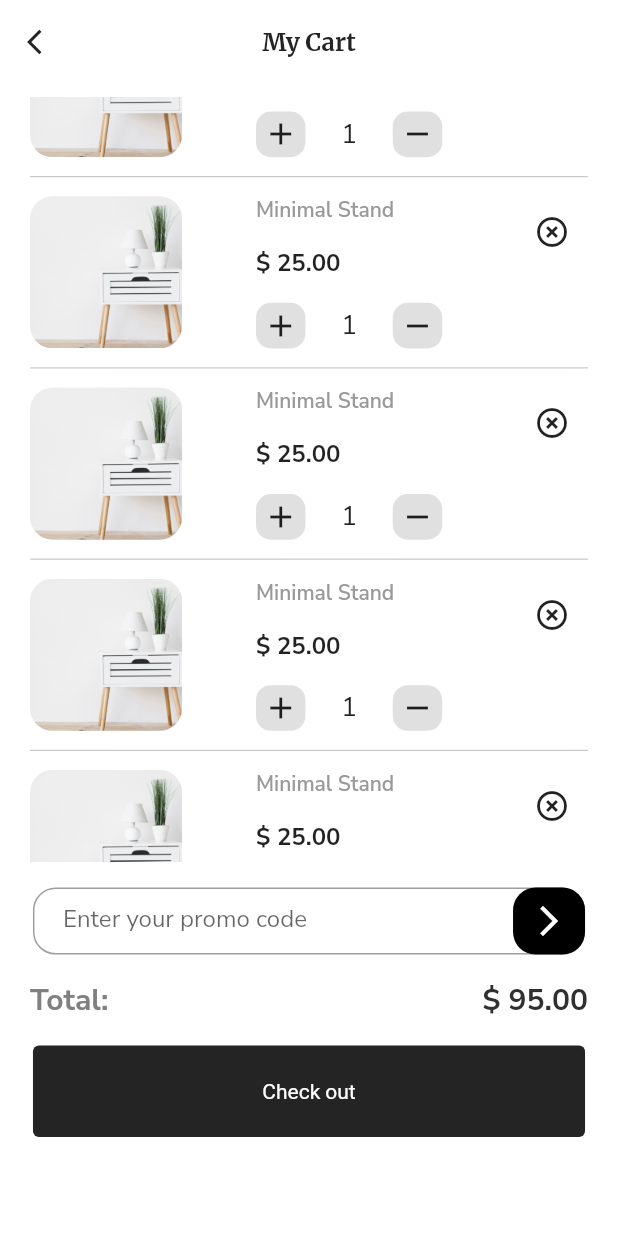
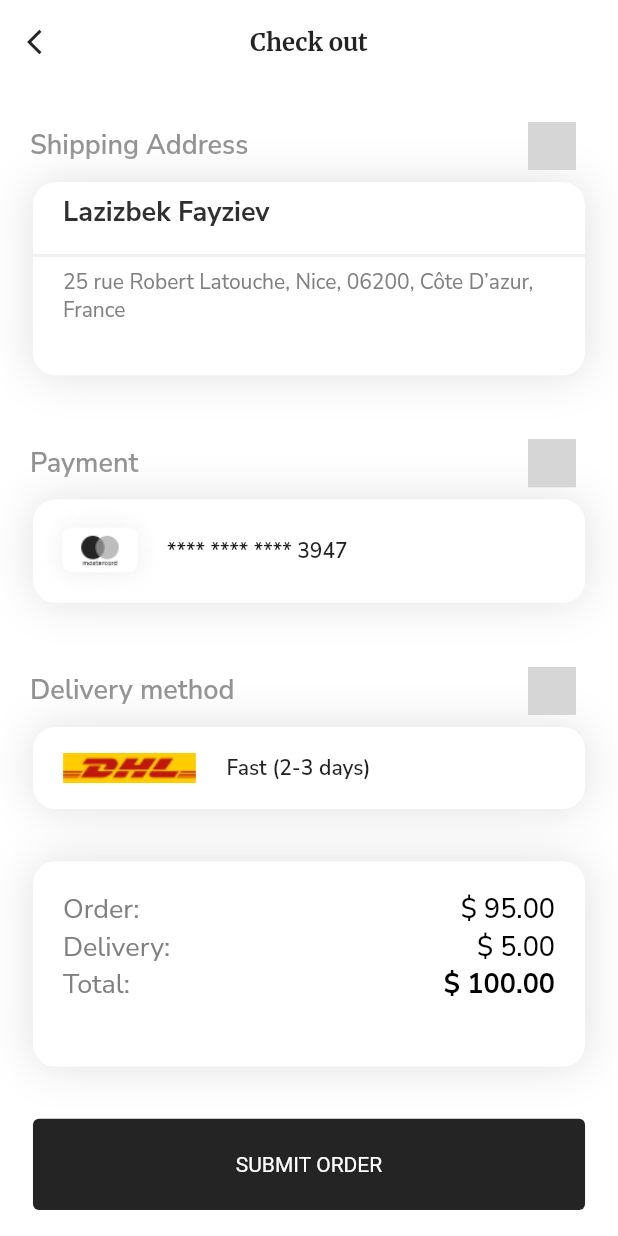
Before and after one commit to Lazizbek97/Furniture_App, a Flutter app: the CartPage screen opened by its route, scrolled down 576 dp, after a tap on "Check out", on a phone screen of 412 x 824 dp. Run offline on Flutter 3.47's test engine with Material 2 defaults, Android fonts, the phone set to English and light mode, and no system bars; our stand-ins replace flutter_svg, google_fonts; project files that could hold a hidden picture were left out; grey boxes are pictures that could not be loaded.

Commit message:
checkout, payment comleted and ratings&treviews pages added

```diff
--- a/lib/core/utils/router.dart
+++ b/lib/core/utils/router.dart
@@ -2,7 +2,10 @@ import 'package:flutter/material.dart';
 import 'package:furniture_app/screens/presentations/about_page.dart/about_page.dart';
 import 'package:furniture_app/screens/presentations/borading/boarding.dart';
 import 'package:furniture_app/screens/presentations/cart_page/cart_page.dart';
+import 'package:furniture_app/screens/presentations/checkout_page/checkout_page.dart';
+import 'package:furniture_app/screens/presentations/completed_payment/payment_completed.dart';
 import 'package:furniture_app/screens/presentations/home_page/home_page.dart';
+import 'package:furniture_app/screens/presentations/rating_reviews/rating_reviews.dart';
 
 import '../../screens/presentations/sign_in_page/sign_in_page.dart';
 import '../../screens/presentations/sign_up_page/sing_up_page.dart';
@@ -23,6 +26,12 @@ class RouteGenerator {
         return MaterialPageRoute(builder: (_) => const AboutPage());
       case '/cart_page':
         return MaterialPageRoute(builder: (_) => const CartPage());
+      case '/checkout_page':
+        return MaterialPageRoute(builder: (_) => const CheckOutPage());
+      case '/payment_completed':
+        return MaterialPageRoute(builder: (_) => const PaymentCompleted());
+      case '/review_ratings':
+        return MaterialPageRoute(builder: (_) => const RatingReviews());
     }
     return null;
   }
--- a/lib/screens/presentations/cart_page/cart_page.dart
+++ b/lib/screens/presentations/cart_page/cart_page.dart
@@ -3,7 +3,8 @@ import 'package:furniture_app/core/utils/constants.dart';
 import 'package:furniture_app/core/utils/size_config.dart';
 import 'package:google_fonts/google_fonts.dart';
 
-import '../../../core/utils/a_cart.dart';
+import 'components/a_cart.dart';
+import 'components/promocode.dart';
 
 class CartPage extends StatelessWidget {
   const CartPage({Key? key}) : super(key: key);
@@ -13,7 +14,7 @@ class CartPage extends StatelessWidget {
     return Scaffold(
       appBar: AppBar(
         leading: IconButton(
-          onPressed: () =>Navigator.pop(context),
+          onPressed: () => Navigator.pop(context),
           icon: const Icon(
             Icons.arrow_back_ios,
             size: 20,
@@ -30,7 +31,7 @@ class CartPage extends StatelessWidget {
       ),
       body: SingleChildScrollView(
         child: Container(
-          height:  getHeight(700),
+          height: getHeight(700),
           padding: const EdgeInsets.symmetric(horizontal: 20),
           child: Column(
             mainAxisAlignment: MainAxisAlignment.spaceAround,
@@ -73,7 +74,9 @@ class CartPage extends StatelessWidget {
                 height: getHeight(60),
                 width: getWidth(335),
                 child: ElevatedButton(
-                    onPressed: () {}, child: const Text("Check out")),
+                    onPressed: () =>
+                        Navigator.pushNamed(context, '/checkout_page'),
+                    child: const Text("Check out")),
               )
             ],
           ),
@@ -82,43 +85,3 @@ class CartPage extends StatelessWidget {
     );
   }
 }
-
-class PromoCodeEntry extends StatelessWidget {
-  const PromoCodeEntry({
-    Key? key,
-  }) : super(key: key);
-
-  @override
-  Widget build(BuildContext context) {
-    return SizedBox(
-      height: getHeight(44),
-      width: getWidth(335),
-      child: TextFormField(
-        decoration: InputDecoration(
-          labelText: "Enter your promo code",
-          contentPadding: const EdgeInsets.fromLTRB(20, 0, 0, 0),
-          border: OutlineInputBorder(
-            borderRadius: BorderRadius.circular(15),
-          ),
-          suffixIcon: InkWell(
-            onTap: () {
-
-            },
-            child: Container(
-              height: getHeight(44),
-              width: getHeight(44),
-              decoration: BoxDecoration(
-                color: Colors.black,
-                borderRadius: BorderRadius.circular(15),
-              ),
-              child: const Icon(
-                Icons.arrow_forward_ios_sharp,
-                color: Colors.white,
-              ),
-            ),
-          ),
-        ),
-      ),
-    );
-  }
-}
--- a/lib/core/utils/a_cart.dart
+++ b/lib/screens/presentations/cart_page/components/a_cart.dart
@@ -1,8 +1,8 @@
 import 'package:flutter/material.dart';
 import 'package:furniture_app/core/utils/size_config.dart';
 
-import '../../screens/presentations/about_page.dart/components/plus_minus_item.dart';
-import 'constants.dart';
+import '../../about_page.dart/components/plus_minus_item.dart';
+import '../../../../core/utils/constants.dart';
 
 class A_Cart extends StatelessWidget {
   const A_Cart({
@@ -78,5 +78,6 @@ class A_Cart extends StatelessWidget {
         ],
       ),
     );
+
   }
 }
--- /dev/null
+++ b/lib/screens/presentations/cart_page/components/promocode.dart
@@ -0,0 +1,41 @@
+import 'package:flutter/material.dart';
+
+import '../../../../core/utils/size_config.dart';
+
+class PromoCodeEntry extends StatelessWidget {
+  const PromoCodeEntry({
+    Key? key,
+  }) : super(key: key);
+
+  @override
+  Widget build(BuildContext context) {
+    return SizedBox(
+      height: getHeight(44),
+      width: getWidth(335),
+      child: TextFormField(
+        decoration: InputDecoration(
+          labelText: "Enter your promo code",
+          contentPadding: const EdgeInsets.fromLTRB(20, 0, 0, 0),
+          border: OutlineInputBorder(
+            borderRadius: BorderRadius.circular(15),
+          ),
+          suffixIcon: InkWell(
+            onTap: () {},
+            child: Container(
+              height: getHeight(44),
+              width: getHeight(44),
+              decoration: BoxDecoration(
+                color: Colors.black,
+                borderRadius: BorderRadius.circular(15),
+              ),
+              child: const Icon(
+                Icons.arrow_forward_ios_sharp,
+                color: Colors.white,
+              ),
+            ),
+          ),
+        ),
+      ),
+    );
+  }
+}
--- /dev/null
+++ b/lib/screens/presentations/checkout_page/checkout_page.dart
@@ -0,0 +1,211 @@
+import 'package:flutter/material.dart';
+import 'package:furniture_app/core/utils/size_config.dart';
+import 'package:google_fonts/google_fonts.dart';
+
+import '../../../core/utils/constants.dart';
+import 'components/checkout_container.dart';
+import 'components/checkout_title.dart';
+
+class CheckOutPage extends StatelessWidget {
+  const CheckOutPage({Key? key}) : super(key: key);
+
+  @override
+  Widget build(BuildContext context) {
+    return Scaffold(
+      appBar: AppBar(
+        leading: IconButton(
+          onPressed: () => Navigator.pop(context),
+          icon: const Icon(
+            Icons.arrow_back_ios,
+            size: 20,
+          ),
+        ),
+        centerTitle: true,
+        title: Text(
+          "Check out",
+          style: GoogleFonts.merriweather(
+            fontWeight: Constants.bold,
+            fontSize: 16,
+          ),
+        ),
+      ),
+      body: Container(
+        padding: const EdgeInsets.symmetric(horizontal: 20),
+        child: Column(
+          mainAxisAlignment: MainAxisAlignment.spaceAround,
+          children: [
+            Column(
+              children: [
+                CheckoutTitle(
+                  title: "Shipping Address",
+                  editFunc: () {},
+                ),
+                CheckOutContainer(
+                  height: getHeight(127),
+                  width: getWidth(335),
+                  child: Column(
+                    crossAxisAlignment: CrossAxisAlignment.start,
+                    children: [
+                      Padding(
+                        padding: const EdgeInsets.symmetric(
+                            horizontal: 20, vertical: 8.0),
+                        child: Text(
+                          "Lazizbek Fayziev",
+                          style: TextStyle(
+                            fontSize: 18,
+                            color: Constants.color30,
+                            fontWeight: Constants.bold,
+                          ),
+                        ),
+                      ),
+                      const Divider(
+                        color: Color(0xffF0F0F0),
+                        thickness: 2,
+                      ),
+                      Padding(
+                        padding: const EdgeInsets.symmetric(horizontal: 20),
+                        child: Text(
+                          "25 rue Robert Latouche, Nice, 06200, Côte D’azur, France",
+                          style: TextStyle(color: Constants.color80),
+                        ),
+                      )
+                    ],
+                  ),
+                ),
+              ],
+            ),
+            Column(
+              children: [
+                CheckoutTitle(
+                  title: "Payment",
+                  editFunc: () {},
+                ),
+                CheckOutContainer(
+                  child: Row(
+                    children: [
+                      Image.asset("assets/images/master_card.png"),
+                      Text(
+                        "**** **** **** 3947",
+                        style: TextStyle(
+                          fontWeight: Constants.semiBold,
+                        ),
+                      )
+                    ],
+                  ),
+                  height: getHeight(68),
+                  width: getWidth(335),
+                ),
+              ],
+            ),
+            Column(
+              children: [
+                CheckoutTitle(
+                  title: "Delivery method",
+                  editFunc: () {},
+                ),
+                CheckOutContainer(
+                  child: Row(
+                    children: [
+                      Padding(
+                        padding: const EdgeInsets.symmetric(horizontal: 20),
+                        child: Image.asset("assets/images/dhl.png"),
+                      ),
+                      Text(
+                        "Fast (2-3 days)",
+                        style: TextStyle(
+                          fontWeight: Constants.semiBold,
+                        ),
+                      )
+                    ],
+                  ),
+                  height: getHeight(54),
+                  width: getWidth(335),
+                ),
+              ],
+            ),
+            CheckOutContainer(
+              child: Padding(
+                padding: const EdgeInsets.all(20.0),
+                child: Column(
+                  children: [
+                    Row(
+                      mainAxisAlignment: MainAxisAlignment.spaceBetween,
+                      children: [
+                        Text(
+                          "Order:",
+                          style: TextStyle(
+                              fontSize: 18.0,
+                              color: Constants.color80,
+                              fontWeight: Constants.regular),
+                        ),
+                        const Text(
+                          "\$ 95.00",
+                          style: TextStyle(
+                            fontSize: 18.0,
+                            fontWeight: FontWeight.w500,
+                            color: Colors.black,
+                          ),
+                        ),
+                      ],
+                    ),
+                    Row(
+                      mainAxisAlignment: MainAxisAlignment.spaceBetween,
+                      children: [
+                        Text(
+                          "Delivery:",
+                          style: TextStyle(
+                              fontSize: 18.0,
+                              color: Constants.color80,
+                              fontWeight: Constants.regular),
+                        ),
+                        const Text(
+                          "\$ 5.00",
+                          style: TextStyle(
+                            fontSize: 18.0,
+                            fontWeight: FontWeight.w500,
+                            color: Colors.black,
+                          ),
+                        ),
+                      ],
+                    ),
+                    Row(
+                      mainAxisAlignment: MainAxisAlignment.spaceBetween,
+                      children: [
+                        Text(
+                          "Total:",
+                          style: TextStyle(
+                              fontSize: 18.0,
+                              color: Constants.color80,
+                              fontWeight: Constants.regular),
+                        ),
+                        Text(
+                          "\$ 100.00",
+                          style: TextStyle(
+                            fontSize: 18.0,
+                            fontWeight: Constants.bold,
+                            color: Colors.black,
+                          ),
+                        ),
+                      ],
+                    ),
+                  ],
+                ),
+              ),
+              height: getHeight(135),
+              width: getWidth(335),
+            ),
+            SizedBox(
+              height: getHeight(60),
+              width: getWidth(335),
+              child: ElevatedButton(
+                onPressed: () =>
+                    Navigator.pushNamed(context, "/payment_completed"),
+                child: const Text("SUBMIT ORDER"),
+              ),
+            )
+          ],
+        ),
+      ),
+    );
+  }
+}
--- /dev/null
+++ b/lib/screens/presentations/checkout_page/components/checkout_container.dart
@@ -0,0 +1,27 @@
+import 'package:flutter/material.dart';
+
+class CheckOutContainer extends StatelessWidget {
+  const CheckOutContainer({
+    Key? key,
+    required this.child,
+    required this.height,
+    required this.width,
+  }) : super(key: key);
+
+  final Widget child;
+  final double height;
+  final double width;
+
+  @override
+  Widget build(BuildContext context) {
+    return Container(
+        height: height,
+        width: width,
+        decoration: BoxDecoration(
+          color: Colors.white,
+          borderRadius: BorderRadius.circular(15),
+          boxShadow: [BoxShadow(color: Colors.grey.shade300, blurRadius: 25.0)],
+        ),
+        child: child);
+  }
+}
--- /dev/null
+++ b/lib/screens/presentations/checkout_page/components/checkout_title.dart
@@ -0,0 +1,35 @@
+import 'package:flutter/material.dart';
+import 'package:flutter_svg/flutter_svg.dart';
+
+import '../../../../core/utils/constants.dart';
+
+class CheckoutTitle extends StatelessWidget {
+  const CheckoutTitle({
+    Key? key,
+    required this.title,
+    required this.editFunc,
+  }) : super(key: key);
+
+  final String title;
+  final editFunc;
+
+  @override
+  Widget build(BuildContext context) {
+    return Row(
+      mainAxisAlignment: MainAxisAlignment.spaceBetween,
+      children: [
+        Text(
+          title,
+          style: TextStyle(
+              fontSize: 18,
+              fontWeight: Constants.semiBold,
+              color: Constants.color90),
+        ),
+        IconButton(
+          onPressed: editFunc,
+          icon: SvgPicture.asset("assets/images/edit.svg"),
+        ),
+      ],
+    );
+  }
+}
```
Also changed, not shown: lib/screens/presentations/about_page.dart/about_page.dart (+10 -6 lines), lib/screens/presentations/completed_payment/payment_completed.dart (added, +87 -0 lines), lib/screens/presentations/rating_reviews/rating_reviews.dart (added, +177 -0 lines), assets/images/checkmark.png (added), assets/images/commentchi.png (added), assets/images/dhl.png (added), assets/images/edit.svg (added), assets/images/master_card.png (added), assets/images/success_back.png (added), assets/images/success_front.png (added).
